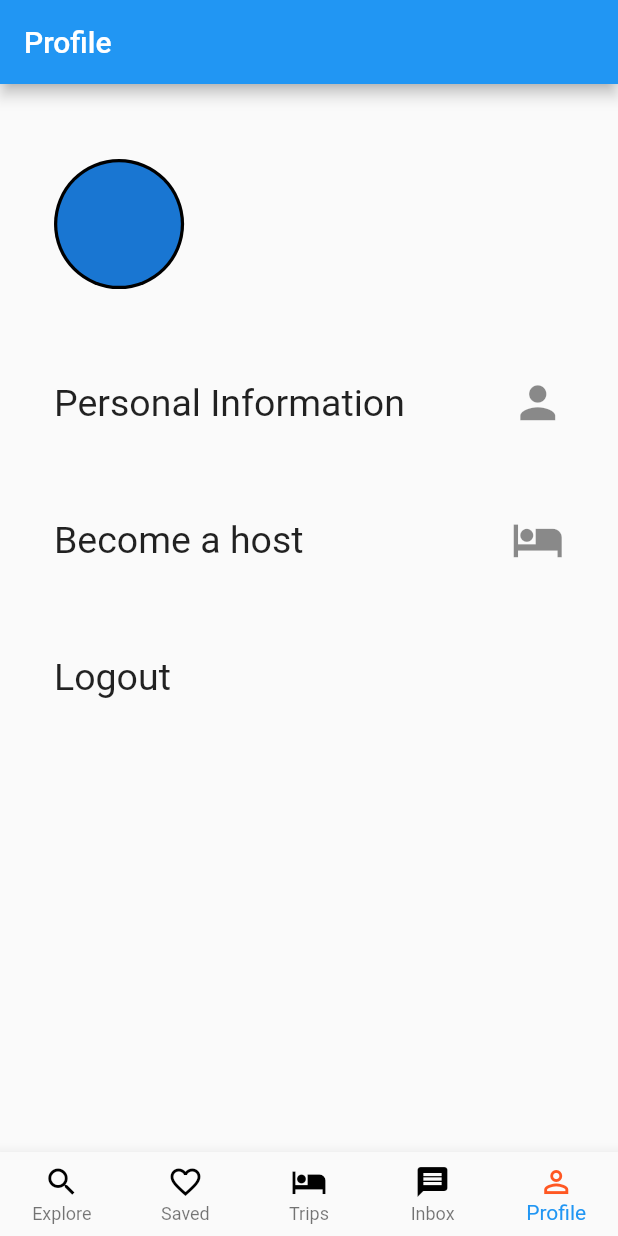
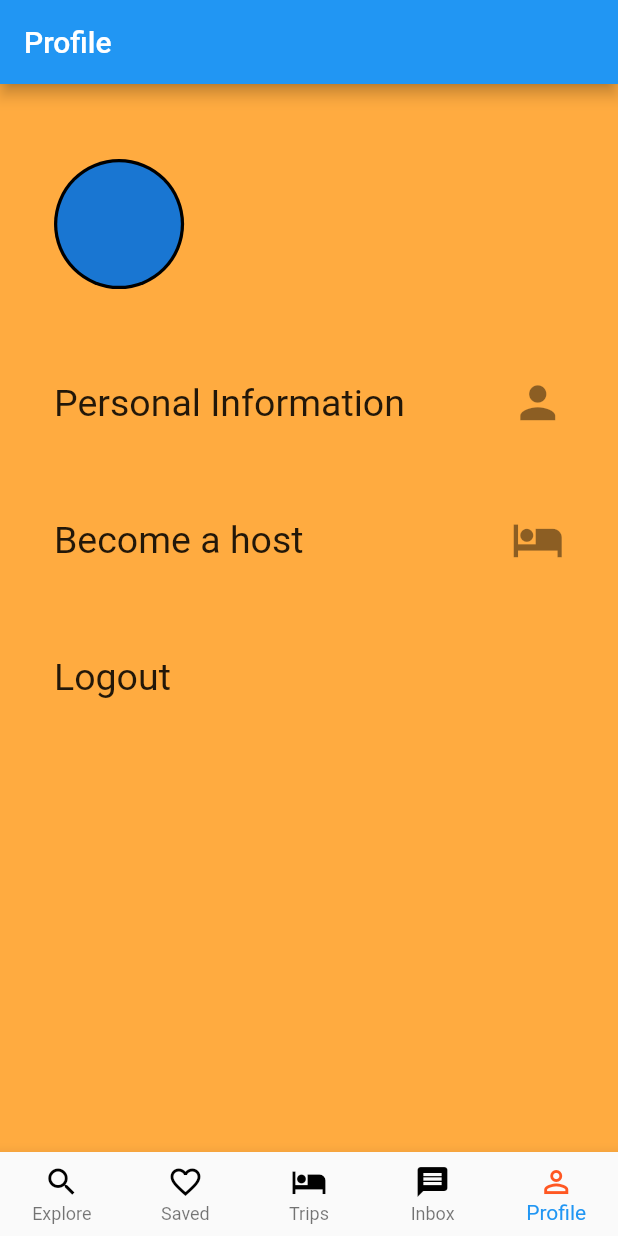
Before and after one commit to Alonmgk/hotel4u, a Flutter app: the GuestHomePage screen opened by its route, on a phone screen of 412 x 824 dp. Run offline on Flutter 3.47's test engine with Material 2 defaults, Android fonts, the light colour scheme and no system bars; drawn by our look-alikes of auto_size_text; our stand-ins replace cloud_firestore, firebase_auth, firebase_storage, flutter_rating, fluttertoast, geolocator and 4 more; missing offline and left inert: flutter_google_places; accounts and stored records are empty.

Commit message:
Commit 19-04-2020

```diff
--- a/lib/Models/appConstants.dart
+++ b/lib/Models/appConstants.dart
@@ -3,7 +3,7 @@ import 'package:hotel_hunter/Models/userObjects.dart';
 
 class AppConstants {
 
-  static final String appName = 'Hotel Hunter';
+  static final String appName = 'Hotel4U';
   static final String googleMapsAPIKey = "AIzaSyBy-WL1FQqRihdXxZAeRYQNlr4-XyQ_cTM";
 
   static final Color selectedIconColor = Colors.deepOrange;
--- a/lib/Screens/accountPage.dart
+++ b/lib/Screens/accountPage.dart
@@ -70,7 +70,9 @@ class _AccountPageState extends State<AccountPage> {
 
   @override
   Widget build(BuildContext context) {
-    return Padding(
+    return Scaffold( backgroundColor: Colors.orangeAccent,
+      body:
+      Padding(
         padding: const EdgeInsets.fromLTRB(20, 50, 20, 0),
         child: Column(
           mainAxisAlignment: MainAxisAlignment.start,
@@ -105,7 +107,7 @@ class _AccountPageState extends State<AccountPage> {
                       crossAxisAlignment: CrossAxisAlignment.start,
                       children: <Widget>[
                         AutoSizeText(
-                        AppConstants.currentUser.getFullName(),
+                          AppConstants.currentUser.firstName + " " +AppConstants.currentUser.lastName,
                           style: TextStyle(
                             fontWeight: FontWeight.bold,
                             fontSize: 22,
@@ -147,6 +149,7 @@ class _AccountPageState extends State<AccountPage> {
             ),
           ],
         ),
+      ),
     );
   }
 }
--- a/lib/Screens/loginPage.dart
+++ b/lib/Screens/loginPage.dart
@@ -56,10 +56,12 @@ class _LoginPageState extends State<LoginPage> {
         email: email,
         password: password,
       ).then((firebaseUser) {
+        Dialogs.showLoadingDialog(context);
+
         String userID = firebaseUser.user.uid;
         AppConstants.currentUser = User(id: userID);
          AppConstants.currentUser.getPersonalInfoFromFirestore().whenComplete(() {
-          Dialogs.showLoadingDialog(context);
+          //Dialogs.showLoadingDialog(context);
           Navigator.pushNamed(context, GuestHomePage.routeName);
         });
 
@@ -87,7 +89,7 @@ class _LoginPageState extends State<LoginPage> {
               mainAxisAlignment: MainAxisAlignment.start,
               children: <Widget>[
                 Text(
-                  'Welcome to ${AppConstants.appName}!',
+                  'Welcome to ${AppConstants.appName}',
                   style: TextStyle(
                     fontWeight: FontWeight.bold,
                     fontSize: 30.0,
--- a/lib/Screens/myPostingsPage.dart
+++ b/lib/Screens/myPostingsPage.dart
@@ -24,7 +24,6 @@ class _MyPostingsPageState extends State<MyPostingsPage> {
     //AppConstants.currentUser.getMyPostingsFromFirestore();
     //AppConstants.currentUser.getPersonalInfoFromFirestore();
     print(AppConstants.currentUser.myPostings.length);
-
     super.initState();
   }
 
--- a/lib/main.dart
+++ b/lib/main.dart
@@ -87,7 +87,6 @@ class _MyHomePageState extends State<MyHomePage> {
             Navigator.pushNamed(context, GuestHomePage.routeName);
 
           });
-          //Navigator.pushNamedAndRemoveUntil(context, "/Home", (Route<dynamic> route) => false);
         }
       } else {
         Navigator.pushNamed(context, LoginPage.routeName);
@@ -99,6 +98,7 @@ class _MyHomePageState extends State<MyHomePage> {
   @override
   void initState() {
 
+    getLogin();
     Timer(Duration(seconds: 2), () {
       Navigator.pushNamed(context, LoginPage.routeName);
     });
```
Also changed, not shown: lib/Screens/createPostingPage.dart (+29 -7 lines), lib/Views/listWidgets.dart (+57 -18 lines), pubspec.yaml (+8 -0 lines), assets/images/Icon.png (added), pubspec.lock, 22 other files. Lines whose indentation alone changed are shown as unchanged.
